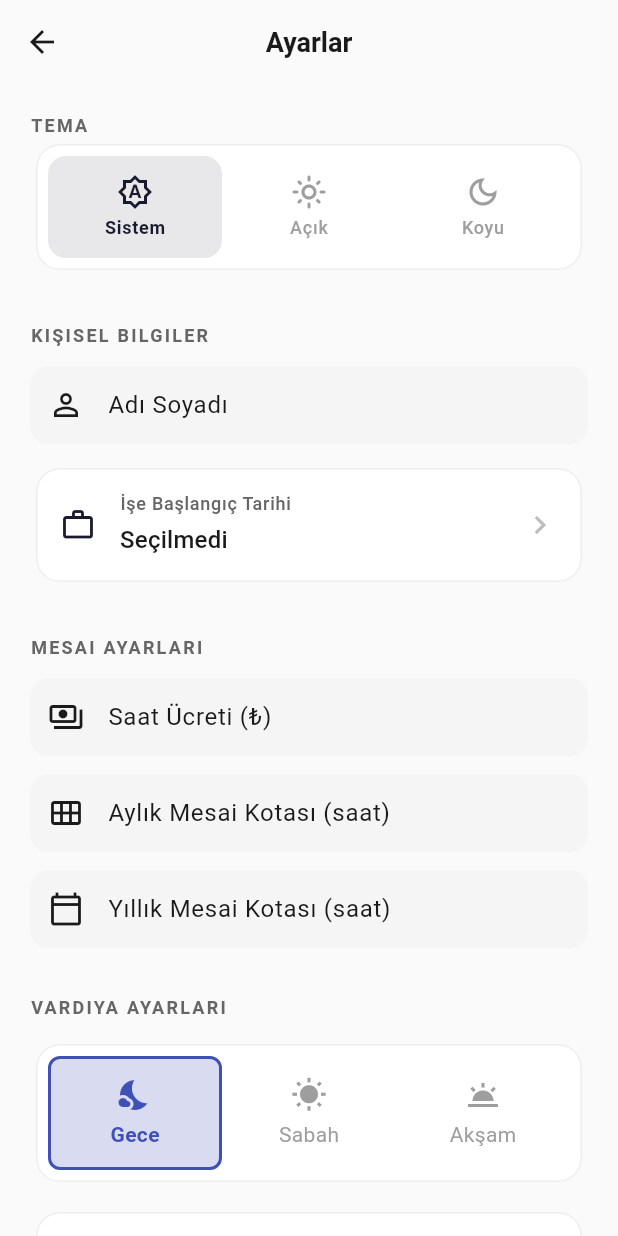
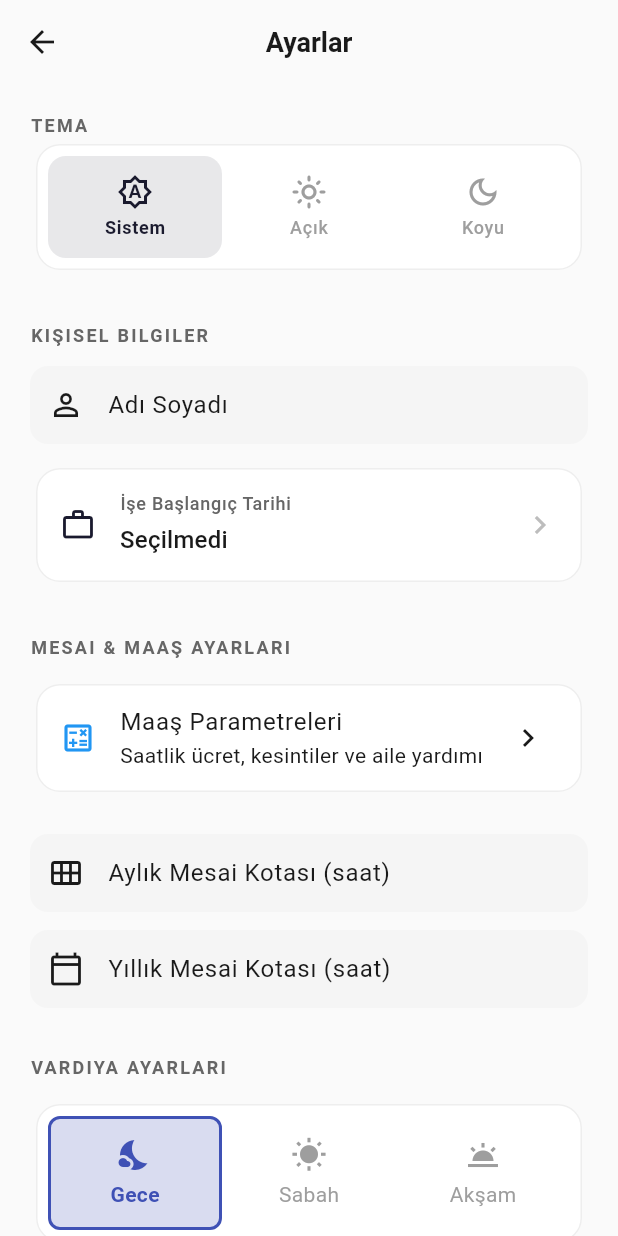
Before and after one commit to selo-ai/FOPR, a Flutter app: the screen it shows after launch, after a tap on "Ayarlara Git", on a phone screen of 412 x 824 dp. Run offline on Flutter 3.47's test engine with Material 3 defaults, Android fonts, the phone set to English and light mode, and no system bars; our stand-ins replace hive, hive_flutter, open_filex, package_info_plus, pdf, share_plus and 1 more; missing offline and left inert: home_widget, quick_actions; accounts and stored records are empty.

Commit message:
feat: daily salary tracking, settings refactor, readme updates v1.0.3

```diff
--- a/lib/screens/home_screen.dart
+++ b/lib/screens/home_screen.dart
@@ -4,6 +4,8 @@ import 'package:quick_actions/quick_actions.dart';
 import '../services/database_service.dart';
 import '../services/widget_service.dart';
 import 'overtime/overtime_screen.dart';
+
+import '../services/salary_service.dart'; // Added import
 import 'overtime/add_overtime_screen.dart';
 import 'leave/leave_screen.dart';
 import 'leave/add_leave_screen.dart';
@@ -27,6 +29,8 @@ class _HomeScreenState extends State<HomeScreen> {
   double _yearlyTotal = 0;
   double _monthlyLeave = 0;
   double _yearlyLeaveRemaining = 0;
+
+  double _currentEarnings = 0; // New State
   bool _isCalendarVisible = false;
 
   @override
@@ -130,6 +134,13 @@ class _HomeScreenState extends State<HomeScreen> {
       _yearlyLeaveRemaining = DatabaseService.getRemainingAnnualLeaveDays(now.year);
     });
 
+    // Async avg calculation
+    SalaryService.calculateMonthToDateEarnings(now.year, now.month, now.day).then((val) {
+        setState(() {
+            _currentEarnings = val;
+        });
+    });
+
     WidgetService.updateWidget(
       monthlyOvertime: _monthlyTotal,
       yearlyOvertime: _yearlyTotal,
@@ -177,6 +188,8 @@ class _HomeScreenState extends State<HomeScreen> {
             const SizedBox(height: 16),
 
             // Header Stats
+            _buildEarningsCard(), // New Card
+            const SizedBox(height: 16),
             _buildStatsHeader(),
             const SizedBox(height: 32),
 
@@ -224,6 +237,54 @@ class _HomeScreenState extends State<HomeScreen> {
             ),
           ],
         ),
+      ),
+    );
+  }
+
+  Widget _buildEarningsCard() {
+    return Container(
+      padding: const EdgeInsets.all(20),
+      decoration: BoxDecoration(
+        gradient: LinearGradient(
+            colors: [Colors.blue.shade800, Colors.blue.shade600],
+            begin: Alignment.topLeft,
+            end: Alignment.bottomRight,
+        ),
+        borderRadius: BorderRadius.circular(16),
+        boxShadow: [
+            BoxShadow(
+                color: Colors.blue.withOpacity(0.3),
+                blurRadius: 10,
+                offset: const Offset(0, 4),
+            ),
+        ],
+      ),
+      child: Column(
+        children: [
+            const Text(
+                'GÜNCEL HAKEDİŞ (TAHMİNİ)',
+                style: TextStyle(
+                    color: Colors.white70,
+                    fontSize: 12,
+                    fontWeight: FontWeight.w600,
+                    letterSpacing: 1.0,
+                ),
+            ),
+            const SizedBox(height: 8),
+            Text(
+                NumberFormat.currency(symbol: '₺', decimalDigits: 2, locale: 'tr_TR').format(_currentEarnings),
+                style: const TextStyle(
+                    color: Colors.white,
+                    fontSize: 32,
+                    fontWeight: FontWeight.bold,
+                ),
+            ),
+             const SizedBox(height: 4),
+             Text(
+                '${DateFormat('d MMMM yyyy', 'tr_TR').format(DateTime.now())} itibariyle',
+                style: const TextStyle(color: Colors.white54, fontSize: 11),
+            ),
+        ],
       ),
     );
   }
@@ -399,7 +460,7 @@ class _HomeScreenState extends State<HomeScreen> {
   void _navigateToOvertime(BuildContext context) {
     Navigator.push(
       context,
-      MaterialPageRoute(builder: (context) => const OvertimeScreen()),
+      MaterialPageRoute(builder: (context) => OvertimeScreen()),
     ).then((_) => _loadData());
   }
 
--- a/lib/screens/settings/settings_screen.dart
+++ b/lib/screens/settings/settings_screen.dart
@@ -3,7 +3,9 @@ import 'package:intl/intl.dart';
 import '../../app.dart';
 import '../../models/settings.dart';
 import '../../models/shift_type.dart';
+
 import '../../services/database_service.dart';
+import '../salary/salary_settings_screen.dart'; // Added import
 
 class SettingsScreen extends StatefulWidget {
   const SettingsScreen({super.key});
@@ -15,7 +17,7 @@ class SettingsScreen extends StatefulWidget {
 class _SettingsScreenState extends State<SettingsScreen> {
   late Settings _settings;
   final _nameController = TextEditingController();
-  final _hourlyRateController = TextEditingController();
+  // removed _hourlyRateController
   final _monthlyQuotaController = TextEditingController();
   final _yearlyQuotaController = TextEditingController();
   DateTime? _startDate;
@@ -27,23 +29,34 @@ class _SettingsScreenState extends State<SettingsScreen> {
     _loadSettings();
   }
 
-  void _loadSettings() {
+  Future<void> _loadSettings() async {
     _settings = DatabaseService.getSettings();
+
+    // Migration Logic: Check if hourlyRate exists in Settings but not in SalarySettings
+    if (_settings.hourlyRate > 0) {
+        final salarySettings = await DatabaseService.getSalarySettings();
+        if (salarySettings.hourlyGrossRate == 0) {
+            salarySettings.hourlyGrossRate = _settings.hourlyRate;
+            await salarySettings.save();
+            // Optional: reset _settings.hourlyRate or keep as backup
+        }
+    }
+
     _nameController.text = _settings.fullName ?? '';
-    _hourlyRateController.text =
-        _settings.hourlyRate > 0 ? _settings.hourlyRate.toString() : '';
+    // _hourlyRateController removed
     _monthlyQuotaController.text =
         _settings.monthlyQuota > 0 ? _settings.monthlyQuota.toString() : '';
     _yearlyQuotaController.text =
         _settings.yearlyQuota > 0 ? _settings.yearlyQuota.toString() : '';
     _startDate = _settings.startDate;
     _shiftStartDate = _settings.shiftStartDate;
+    setState(() {}); // Refresh UI after async
   }
 
   @override
   void dispose() {
     _nameController.dispose();
-    _hourlyRateController.dispose();
+    // _hourlyRateController removed
     _monthlyQuotaController.dispose();
     _yearlyQuotaController.dispose();
     super.dispose();
@@ -77,14 +90,35 @@ class _SettingsScreenState extends State<SettingsScreen> {
           const SizedBox(height: 32),
 
           // Overtime settings section
-          _buildSectionHeader('Mesai Ayarları'),
+          _buildSectionHeader('Mesai & Maaş Ayarları'),
           const SizedBox(height: 12),
-          _buildTextField(
+
+          // Navigation to Salary Settings
+          Card(
+            child: ListTile(
+                leading: const Icon(Icons.calculate_outlined, color: Colors.blue),
+                title: const Text('Maaş Parametreleri'),
+                subtitle: const Text('Saatlik ücret, kesintiler ve aile yardımı'),
+                trailing: const Icon(Icons.chevron_right),
+                onTap: () {
+                    Navigator.push(
+                        context,
+                        MaterialPageRoute(builder: (context) => const SalarySettingsScreen())
+                    ).then((_) => _loadSettings());
+                },
+            ),
+          ),
+          const SizedBox(height: 12),
+
+          /* _buildTextField(
             controller: _hourlyRateController,
             label: 'Saat Ücreti (₺)',
             icon: Icons.payments_outlined,
             keyboardType: TextInputType.number,
           ),
+          removed */
+
+
           const SizedBox(height: 12),
           _buildTextField(
             controller: _monthlyQuotaController,
@@ -307,8 +341,7 @@ class _SettingsScreenState extends State<SettingsScreen> {
     _settings.fullName =
         _nameController.text.isNotEmpty ? _nameController.text : null;
     _settings.startDate = _startDate;
-    _settings.hourlyRate =
-        double.tryParse(_hourlyRateController.text.replaceAll(',', '.')) ?? 0;
+    // _hourlyRate is not updated here anymore
     _settings.monthlyQuota =
         double.tryParse(_monthlyQuotaController.text.replaceAll(',', '.')) ?? 0;
     _settings.yearlyQuota =
--- a/lib/services/salary_service.dart
+++ b/lib/services/salary_service.dart
@@ -1,6 +1,9 @@
 import '../models/salary_record.dart';
 import '../models/salary_settings.dart';
 import 'database_service.dart';
+import '../services/shift_calendar_service.dart';
+import '../models/shift_type.dart';
+import '../utils/holiday_utils.dart';
 
 class SalaryService {
   // 2026 Gelir Vergisi Dilimleri (Kümülatif)
@@ -207,4 +210,58 @@ class SalaryService {
     await record.save();
     return record;
   }
+
+  /// Ayın belli bir gününe kadar olan tahmini hakedişi hesaplar
+  static Future<double> calculateMonthToDateEarnings(int year, int month, int currentDay) async {
+    final settings = await DatabaseService.getSalarySettings();
+    if (settings.hourlyGrossRate <= 0) return 0.0;
+
+    double accumulatedGross = 0;
+
+    // 1. Temel Hakediş (Bugüne kadar geçen gün sayısı * 7.5 * Saatlik Ücret)
+    // Pazar günleri ve tatiller dahil her gün ücretlidir (Aylık maktu maaş mantığı)
+    accumulatedGross += currentDay * 7.5 * settings.hourlyGrossRate;
+
+    // 2. Fazla Mesai (Bugüne kadar girilmiş mesailer)
+    // Tüm mesaileri çek ve tarihi bugünden küçük eşit olanları topla
+    final allOvertimes = DatabaseService.getOvertimesByMonth(year, month);
+    double totalOvertimeHours = 0;
+
+    for (var o in allOvertimes) {
+      if (o.date.day <= currentDay) {
+        totalOvertimeHours += o.hours;
+      }
+    }
+    accumulatedGross += totalOvertimeHours * settings.hourlyGrossRate * 2; // %100 zamlı
+
+    // 3. Gece Farkı (Bugüne kadar tutulan gece vardiyaları)
+    int nightShiftCount = 0;
+    for (int d = 1; d <= currentDay; d++) {
+        final date = DateTime(year, month, d);
+        if (date.weekday == DateTime.sunday) continue; // Pazar hariç
+        if (ShiftCalendarService.getShiftForDate(date) == ShiftType.night) {
+            nightShiftCount++;
+        }
+    }
+    accumulatedGross += nightShiftCount * 7.5 * settings.hourlyGrossRate * 0.20; // %20 fark
+
+    // 4. Kesintiler ve Net Hesaplama
+    double sgk = calculateSGK(accumulatedGross);
+    double unemployment = calculateUnemployment(accumulatedGross);
+    double stampDuty = calculateStampDuty(accumulatedGross);
+
+    // Vergi matrahı
+    double taxBase = accumulatedGross - sgk - unemployment;
+
+    // Kümülatif matrah (Geçmiş aylardan gelen)
+    double cumulativeBaseBefore = getCumulativeTaxBase(year, month);
+
+    double incomeTax = calculateIncomeTax(taxBase, cumulativeBaseBefore);
+
+    double totalLegalDeductions = sgk + unemployment + stampDuty + incomeTax;
+
+    double netEarnings = accumulatedGross - totalLegalDeductions;
+
+    return netEarnings;
+  }
 }
```
Also changed, not shown: 1 other file.
